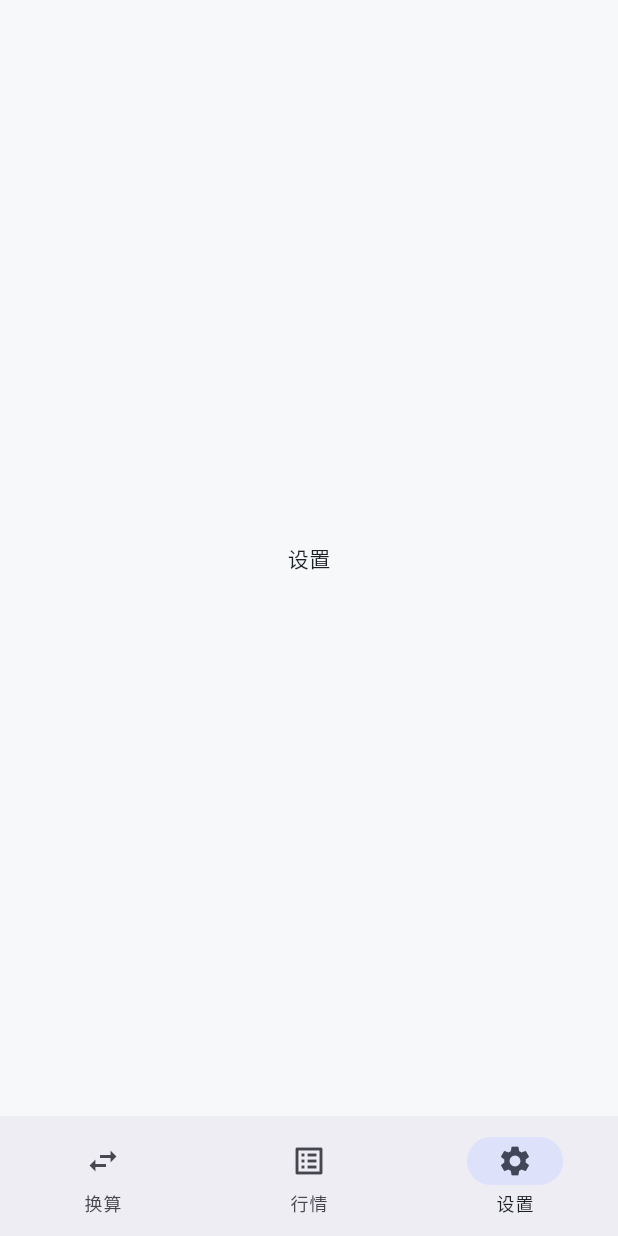
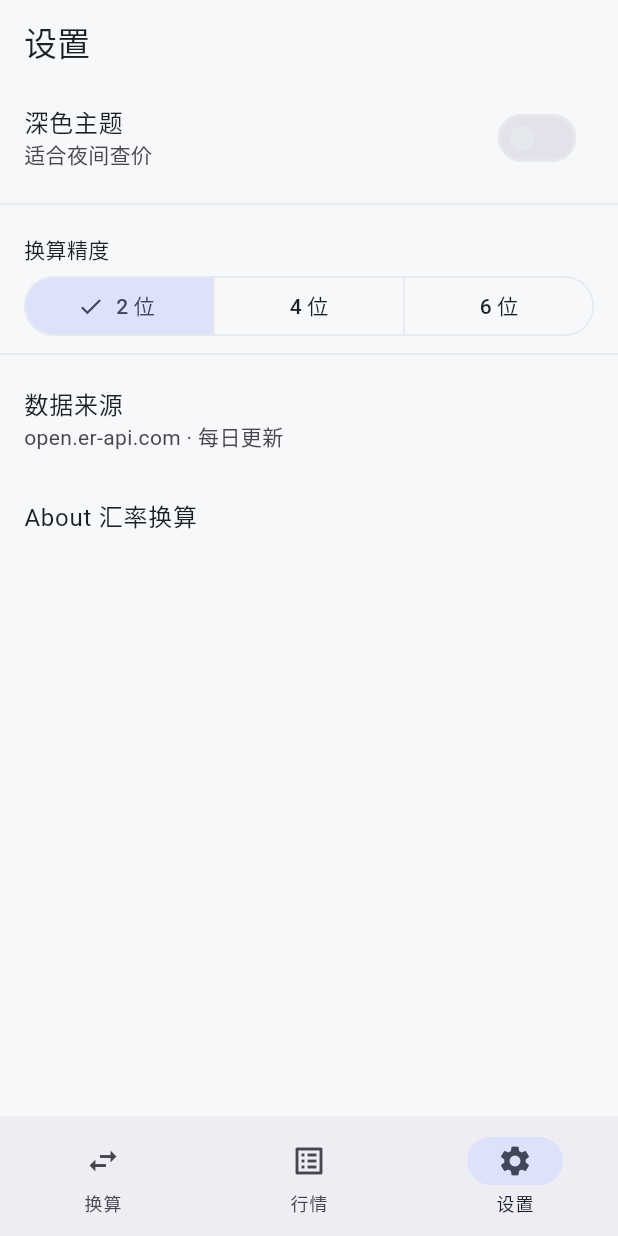
Before and after one commit to JasonBtc/exchange_rate, a Flutter app: the screen it shows after launch, item 3 of the bottom bar chosen, on a phone screen of 412 x 824 dp. Run offline on Flutter 3.47's test engine with Material 3 defaults, Android fonts, the phone set to English and light mode, and no system bars; our stand-ins replace dio, get, get_storage; network calls fail.

Commit message:
feat: add settings page with theme and precision

```diff
--- a/lib/views/home/home_page.dart
+++ b/lib/views/home/home_page.dart
@@ -1,6 +1,7 @@
 import 'package:flutter/material.dart';
 import '../converter/converter_page.dart';
 import '../rates/rates_page.dart';
+import '../settings/settings_page.dart';
 
 class HomePage extends StatefulWidget {
   const HomePage({super.key});
@@ -11,11 +12,10 @@ class HomePage extends StatefulWidget {
 class _HomePageState extends State<HomePage> {
   int _index = 0;
 
-  // Task 15 完成后再补 settings 页面
   final _pages = const [
     ConverterPage(),
     RatesPage(),
-    Center(child: Text('设置')),
+    SettingsPage(),
   ];
 
   @override
--- /dev/null
+++ b/lib/views/settings/settings_page.dart
@@ -0,0 +1,51 @@
+import 'package:flutter/material.dart';
+import 'package:get/get.dart';
+import '../../controllers/settings_controller.dart';
+
+class SettingsPage extends StatelessWidget {
+  const SettingsPage({super.key});
+
+  @override
+  Widget build(BuildContext context) {
+    final c = Get.find<SettingsController>();
+    return Scaffold(
+      appBar: AppBar(title: const Text('设置')),
+      body: ListView(
+        children: [
+          Obx(() => SwitchListTile(
+                title: const Text('深色主题'),
+                subtitle: const Text('适合夜间查价'),
+                value: c.isDark.value,
+                onChanged: c.toggleTheme,
+              )),
+          const Divider(),
+          const Padding(
+            padding: EdgeInsets.fromLTRB(16, 12, 16, 4),
+            child: Text('换算精度'),
+          ),
+          Obx(() => Padding(
+                padding: const EdgeInsets.symmetric(horizontal: 16),
+                child: SegmentedButton<int>(
+                  segments: const [
+                    ButtonSegment(value: 2, label: Text('2 位')),
+                    ButtonSegment(value: 4, label: Text('4 位')),
+                    ButtonSegment(value: 6, label: Text('6 位')),
+                  ],
+                  selected: {c.decimals.value},
+                  onSelectionChanged: (s) => c.setDecimals(s.first),
+                ),
+              )),
+          const Divider(),
+          const ListTile(
+            title: Text('数据来源'),
+            subtitle: Text('open.er-api.com · 每日更新'),
+          ),
+          const AboutListTile(
+            applicationName: '汇率换算',
+            applicationVersion: '1.0.0',
+          ),
+        ],
+      ),
+    );
+  }
+}
```
Also changed, not shown: 1 other file.
